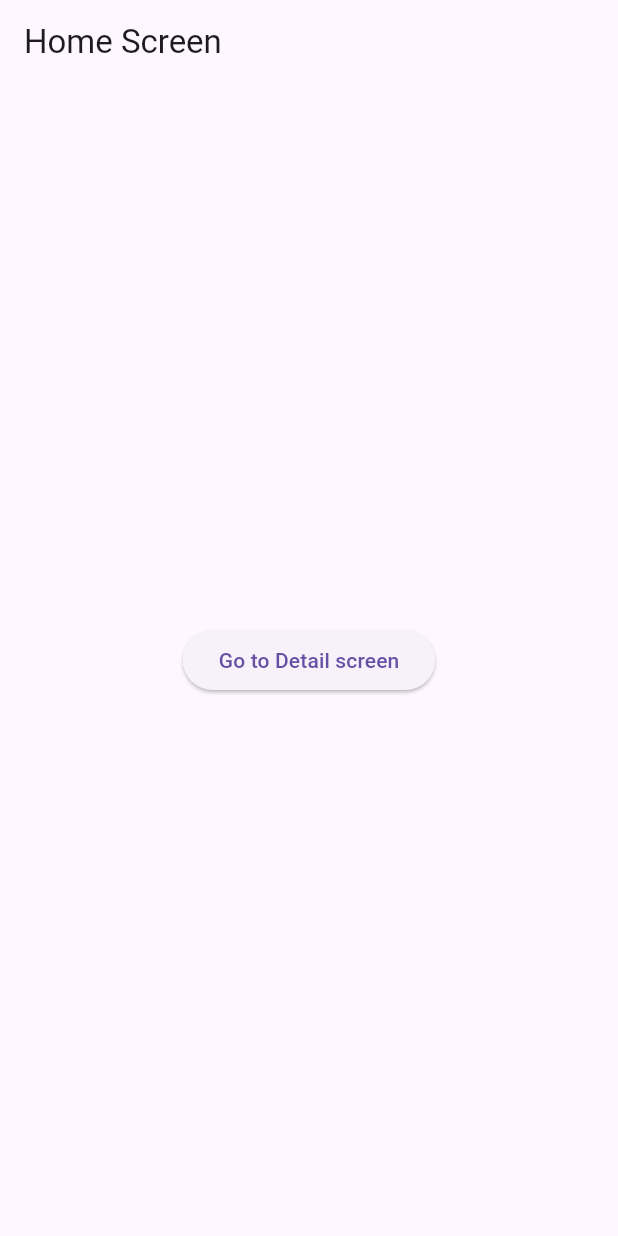
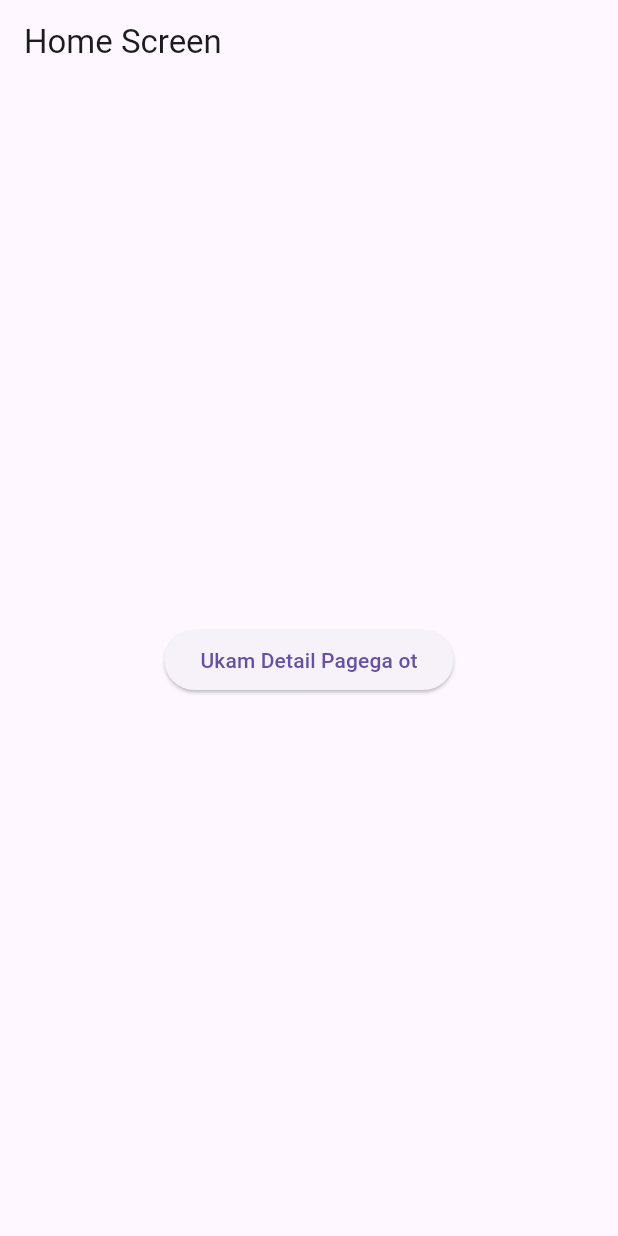
Before and after one commit to BekSenior/shopOnline, a Flutter app: the screen it shows after launch, on a phone screen of 412 x 824 dp. Run offline on Flutter 3.47's test engine with Material 3 defaults, Android fonts, the phone set to English and light mode, and no system bars.

Commit message:
Two version

```diff
--- a/lib/scr/home_screen.dart
+++ b/lib/scr/home_screen.dart
@@ -19,7 +19,7 @@ class _HomeScreenState extends State<HomeScreen> {
             onPressed: (){
               Navigator.pushNamed(context, '/detail');
             },
-            child: Text('Go to Detail screen'),
+            child: Text('Ukam Detail Pagega ot'),
         ),
       ),
     );
```
Also changed, not shown: lib/scr/example.dart (added, +14 -0 lines).
